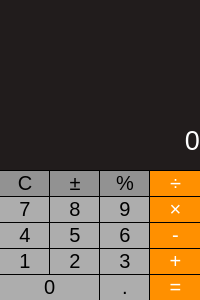
First picture: the form in mainwindow.ui, repository pproszowski/awesomeCalc, before the edit.
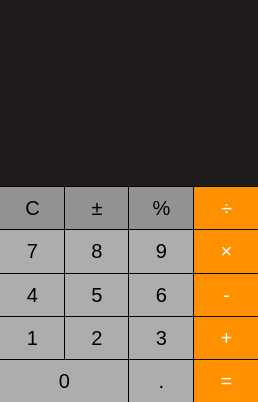
Second picture: the form after the edit.

```diff
--- a/mainwindow.ui
+++ b/mainwindow.ui
@@ -9,8 +9,8 @@
    <rect>
     <x>0</x>
     <y>0</y>
-    <width>200</width>
-    <height>300</height>
+    <width>258</width>
+    <height>402</height>
    </rect>
   </property>
   <property name="sizePolicy">
@@ -164,8 +164,7 @@
 
 QPushButton#zeroButton
 {
-text-align: left;
-padding-left: 43px;
+text-align:  center;
 }</string>
    </property>
    <layout class="QGridLayout" name="gridLayout">
@@ -197,6 +196,12 @@
       </property>
       <item>
        <widget class="QTextBrowser" name="historyTextBrowser">
+        <property name="maximumSize">
+         <size>
+          <width>16777215</width>
+          <height>100</height>
+         </size>
+        </property>
         <property name="font">
          <font>
           <pointsize>12</pointsize>
@@ -235,7 +240,7 @@
 color:white;</string>
         </property>
         <property name="text">
-         <string>0</string>
+         <string/>
         </property>
         <property name="alignment">
          <set>Qt::AlignBottom|Qt::AlignRight|Qt::AlignTrailing</set>
```
